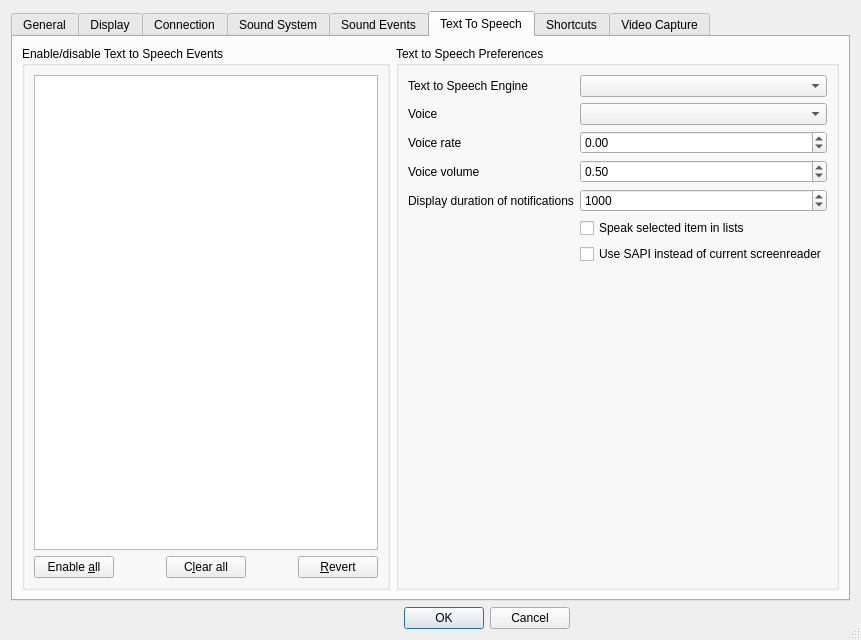
First picture: the form in Client/qtTeamTalk/preferences.ui, repository BearWare/TeamTalk5, before the edit.
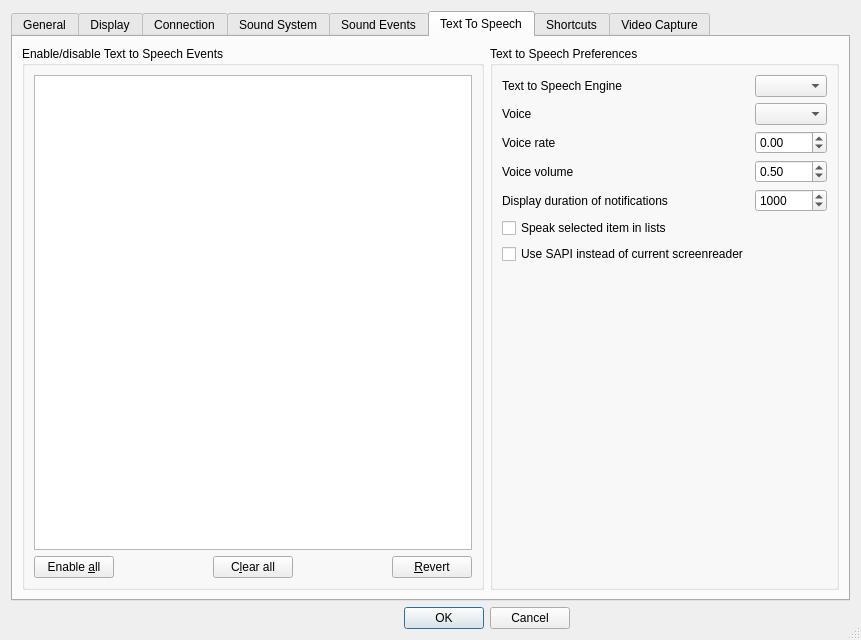
Second picture: the form after the edit. The open tabs and pages were chosen to show the change. Icons and pictures are not drawn. Custom widgets are drawn as their Qt base class.

Commit message: Show widgets based on TTS engine selection

```diff
--- a/Client/qtTeamTalk/preferences.ui
+++ b/Client/qtTeamTalk/preferences.ui
@@ -2158,20 +2158,33 @@
             </property>
            </widget>
           </item>
-          <item row="5" column="1">
-           <widget class="QCheckBox" name="speakListsChkBox">
+          <item row="5" column="0">
+           <widget class="QCheckBox" name="ttsSpeakListsChkBox">
             <property name="text">
              <string>Speak selected item in lists</string>
             </property>
            </widget>
           </item>
-          <item row="6" column="1">
-           <widget class="QCheckBox" name="forceSapiChkBox">
+          <item row="6" column="0">
+           <widget class="QCheckBox" name="ttsForceSapiChkBox">
             <property name="text">
              <string>Use SAPI instead of current screenreader</string>
             </property>
            </widget>
           </item>
+          <item row="7" column="0">
+           <spacer name="verticalSpacer_10">
+            <property name="orientation">
+             <enum>Qt::Vertical</enum>
+            </property>
+            <property name="sizeHint" stdset="0">
+             <size>
+              <width>20</width>
+              <height>40</height>
+             </size>
+            </property>
+           </spacer>
+          </item>
          </layout>
         </widget>
        </item>
```
Left out of the diff: 22 changed lines with no effect on the pictures. The commit also changes 1 other file.
